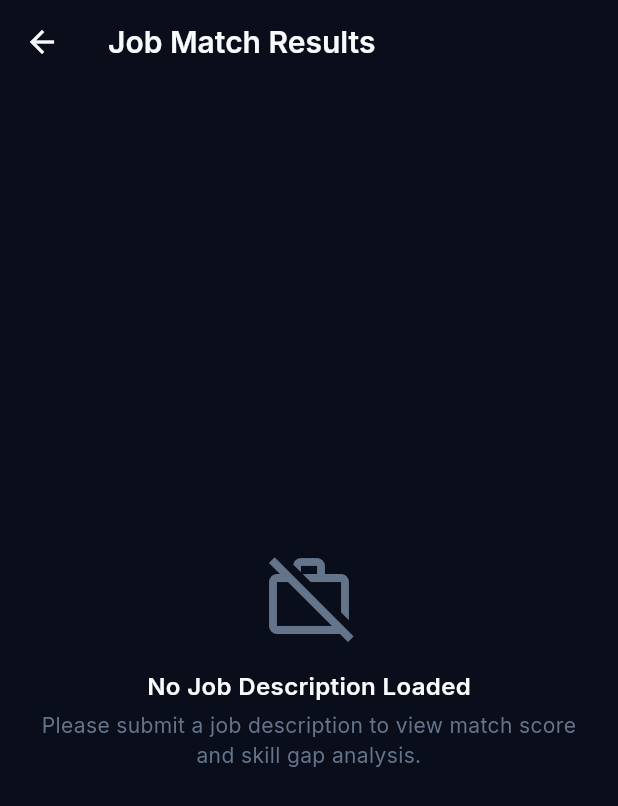
After one commit to VALIXIS/ResumeBrain, a Flutter app: the JobMatchResultsScreen screen opened directly, on a phone screen of 412 x 824 dp. The commit adds this screen. Shown: the top 806 px of the screen. Run offline on Flutter 3.47's test engine with Material 3 defaults, Android fonts, the phone set to English and light mode, and no system bars; our stand-ins replace flutter_riverpod, google_fonts, hive_flutter, pdf, printing, share_plus; accounts and stored records are empty.

Commit message:
feat(job_matching): implement production-ready JobMatchResultsScreen

```diff
--- a/lib/features/job_matching/presentation/job_description_input_screen.dart
+++ b/lib/features/job_matching/presentation/job_description_input_screen.dart
@@ -6,6 +6,8 @@ import '../../../core/theme/app_typography.dart';
 import '../../../core/widgets/custom_button.dart';
 import '../../../core/widgets/custom_text_field.dart';
 import '../controllers/job_matching_controller.dart';
+
+import 'job_match_results_screen.dart';
 
 class JobDescriptionInputScreen extends ConsumerStatefulWidget {
   final VoidCallback? onSuccess;
@@ -44,7 +46,15 @@ class _JobDescriptionInputScreenState extends ConsumerState<JobDescriptionInputS
 
       final state = ref.read(jobMatchingControllerProvider);
       if (state.error == null && mounted) {
-        widget.onSuccess?.call();
+        if (widget.onSuccess != null) {
+          widget.onSuccess!.call();
+        } else {
+          Navigator.of(context).push(
+            MaterialPageRoute(
+              builder: (_) => const JobMatchResultsScreen(),
+            ),
+          );
+        }
       }
     }
   }
--- /dev/null
+++ b/lib/features/job_matching/presentation/job_match_results_screen.dart
@@ -0,0 +1,352 @@
+import 'package:flutter/material.dart';
+import 'package:flutter_riverpod/flutter_riverpod.dart';
+import '../../../app/providers.dart';
+import '../../../core/theme/app_colors.dart';
+import '../../../core/theme/app_spacing.dart';
+import '../../../core/theme/app_typography.dart';
+import '../../../core/widgets/custom_card.dart';
+import '../../../data/models/resume_models.dart';
+import '../controllers/job_matching_controller.dart';
+import '../models/job_description.dart';
+import '../models/keyword_extraction_result.dart';
+import '../services/keyword_extractor_service.dart';
+
+/// Screen displaying the overall match score, matched technical skill chips,
+/// and missing keyword gaps for a target Job Description compared against a Resume.
+class JobMatchResultsScreen extends ConsumerWidget {
+  final JobDescription? jobDescription;
+  final Resume? resume;
+  final KeywordExtractionResult? initialResult;
+
+  const JobMatchResultsScreen({
+    super.key,
+    this.jobDescription,
+    this.resume,
+    this.initialResult,
+  });
+
+  Color _getScoreColor(double percentage) {
+    if (percentage >= 75.0) {
+      return AppColors.accentGreen;
+    } else if (percentage >= 50.0) {
+      return AppColors.accentOrange;
+    } else {
+      return AppColors.accentRed;
+    }
+  }
+
+  @override
+  Widget build(BuildContext context, WidgetRef ref) {
+    final controllerState = ref.watch(jobMatchingControllerProvider);
+    final activeJob = jobDescription ?? controllerState.currentJob;
+    final activeResume = resume ?? ref.watch(currentResumeProvider);
+
+    final KeywordExtractionResult result;
+    if (initialResult != null) {
+      result = initialResult!;
+    } else if (controllerState.extractionResult != null && jobDescription == null) {
+      result = controllerState.extractionResult!;
+    } else if (activeJob != null && activeJob.descriptionText.trim().isNotEmpty) {
+      final extractor = ref.watch(keywordExtractorServiceProvider);
+      result = extractor.extractAndCompare(
+        jobDescriptionText: activeJob.descriptionText,
+        resume: activeResume,
+      );
+    } else {
+      result = KeywordExtractionResult.empty();
+    }
+
+    final bool hasJob = activeJob != null && activeJob.descriptionText.trim().isNotEmpty;
+    final double score = result.overlapPercentage;
+    final Color scoreColor = _getScoreColor(score);
+
+    return Scaffold(
+      appBar: AppBar(
+        title: const Text('Job Match Results'),
+      ),
+      body: !hasJob
+          ? _buildEmptyJdState(context)
+          : SingleChildScrollView(
+              padding: AppSpacing.screenPadding,
+              child: Column(
+                crossAxisAlignment: CrossAxisAlignment.start,
+                children: [
+                  // Job Description Title Banner
+                  Text(
+                    activeJob.title.isNotEmpty ? activeJob.title : 'Target Job Description',
+                    style: AppTypography.titleLarge.copyWith(color: AppColors.textPrimary),
+                  ),
+                  const SizedBox(height: AppSpacing.xs),
+                  Text(
+                    'Technical skill overlap and keyword gap analysis against your resume.',
+                    style: AppTypography.bodyMedium.copyWith(color: AppColors.textMuted),
+                  ),
+                  const SizedBox(height: AppSpacing.lg),
+
+                  // Overall Match Score Card
+                  AppCard(
+                    child: Padding(
+                      padding: const EdgeInsets.all(AppSpacing.md),
+                      child: Column(
+                        children: [
+                          Row(
+                            mainAxisAlignment: MainAxisAlignment.spaceBetween,
+                            children: [
+                              Column(
+                                crossAxisAlignment: CrossAxisAlignment.start,
+                                children: [
+                                  Text(
+                                    'Overall Skill Match',
+                                    style: AppTypography.titleMedium.copyWith(
+                                      color: AppColors.textPrimary,
+                                      fontWeight: FontWeight.bold,
+                                    ),
+                                  ),
+                                  const SizedBox(height: AppSpacing.xs),
+                                  Text(
+                                    '${result.matchedSkills.length} of ${result.extractedJdSkills.length} JD skills matched',
+                                    style: AppTypography.bodySmall.copyWith(
+                                      color: AppColors.textMuted,
+                                    ),
+                                  ),
+                                ],
+                              ),
+                              // Percentage Badge
+                              Container(
+                                padding: const EdgeInsets.symmetric(
+                                  horizontal: AppSpacing.md,
+                                  vertical: AppSpacing.sm,
+                                ),
+                                decoration: BoxDecoration(
+                                  color: scoreColor.withValues(alpha: 0.15),
+                                  borderRadius: BorderRadius.circular(20),
+                                  border: Border.all(color: scoreColor),
+                                ),
+                                child: Text(
+                                  '${score.toStringAsFixed(0)}%',
+                                  style: AppTypography.titleLarge.copyWith(
+                                    color: scoreColor,
+                                    fontWeight: FontWeight.bold,
+                                  ),
+                                ),
+                              ),
+                            ],
+                          ),
+                          const SizedBox(height: AppSpacing.md),
+
+                          // Linear Progress Indicator
+                          ClipRRect(
+                            borderRadius: BorderRadius.circular(4),
+                            child: LinearProgressIndicator(
+                              value: result.extractedJdSkills.isEmpty
+                                  ? 0.0
+                                  : (score / 100.0).clamp(0.0, 1.0),
+                              minHeight: 10,
+                              backgroundColor: AppColors.surfaceLight,
+                              valueColor: AlwaysStoppedAnimation<Color>(scoreColor),
+                            ),
+                          ),
+                        ],
+                      ),
+                    ),
+                  ),
+
+                  const SizedBox(height: AppSpacing.xl),
+
+                  // Matched Skills Section
+                  Row(
+                    children: [
+                      const Icon(Icons.check_circle_outline, color: AppColors.accentGreen, size: 22),
+                      const SizedBox(width: AppSpacing.xs),
+                      Text(
+                        'Matched Skills (${result.matchedSkills.length})',
+                        style: AppTypography.titleMedium.copyWith(
+                          color: AppColors.textPrimary,
+                          fontWeight: FontWeight.bold,
+                        ),
+                      ),
+                    ],
+                  ),
+                  const SizedBox(height: AppSpacing.xs),
+                  Text(
+                    'Technical skills present in both the target job description and your resume.',
+                    style: AppTypography.bodySmall.copyWith(color: AppColors.textMuted),
+                  ),
+                  const SizedBox(height: AppSpacing.md),
+
+                  if (result.matchedSkills.isEmpty)
+                    Container(
+                      width: double.infinity,
+                      padding: const EdgeInsets.all(AppSpacing.md),
+                      decoration: BoxDecoration(
+                        color: AppColors.surfaceLight.withValues(alpha: 0.5),
+                        borderRadius: BorderRadius.circular(8),
+                        border: Border.all(color: AppColors.surfaceBorder),
+                      ),
+                      child: Row(
+                        children: [
+                          const Icon(Icons.info_outline, color: AppColors.textMuted, size: 20),
+                          const SizedBox(width: AppSpacing.sm),
+                          Expanded(
+                            child: Text(
+                              'No matching technical skills detected in your resume.',
+                              style: AppTypography.bodyMedium.copyWith(color: AppColors.textMuted),
+                            ),
+                          ),
+                        ],
+                      ),
+                    )
+                  else
+                    Wrap(
+                      spacing: AppSpacing.xs,
+                      runSpacing: AppSpacing.xs,
+                      children: result.matchedSkills.map((skill) {
+                        return Container(
+                          padding: const EdgeInsets.symmetric(
+                            horizontal: AppSpacing.sm,
+                            vertical: 6,
+                          ),
+                          decoration: BoxDecoration(
+                            color: AppColors.accentGreen.withValues(alpha: 0.1),
+                            borderRadius: BorderRadius.circular(16),
+                            border: Border.all(color: AppColors.accentGreen.withValues(alpha: 0.5)),
+                          ),
+                          child: Row(
+                            mainAxisSize: MainAxisSize.min,
+                            children: [
+                              const Icon(Icons.check, size: 14, color: AppColors.accentGreen),
+                              const SizedBox(width: 4),
+                              Flexible(
+                                child: Text(
+                                  skill,
+                                  style: AppTypography.bodySmall.copyWith(
+                                    color: AppColors.accentGreen,
+                                    fontWeight: FontWeight.w600,
+                                  ),
+                                ),
+                              ),
+                            ],
+                          ),
+                        );
+                      }).toList(),
+                    ),
+
+                  const SizedBox(height: AppSpacing.xl),
+
+                  // Missing Skills / Gap Section
+                  Row(
+                    children: [
+                      const Icon(Icons.warning_amber_rounded, color: AppColors.accentOrange, size: 22),
+                      const SizedBox(width: AppSpacing.xs),
+                      Text(
+                        'Missing Keywords Gap (${result.missingSkills.length})',
+                        style: AppTypography.titleMedium.copyWith(
+                          color: AppColors.textPrimary,
+                          fontWeight: FontWeight.bold,
+                        ),
+                      ),
+                    ],
+                  ),
+                  const SizedBox(height: AppSpacing.xs),
+                  Text(
+                    'Key technical skills mentioned in the job description that were not detected in your resume.',
+                    style: AppTypography.bodySmall.copyWith(color: AppColors.textMuted),
+                  ),
+                  const SizedBox(height: AppSpacing.md),
+
+                  if (result.missingSkills.isEmpty)
+                    Container(
+                      width: double.infinity,
+                      padding: const EdgeInsets.all(AppSpacing.md),
+                      decoration: BoxDecoration(
+                        color: AppColors.accentGreen.withValues(alpha: 0.1),
+                        borderRadius: BorderRadius.circular(8),
+                        border: Border.all(color: AppColors.accentGreen),
+                      ),
+                      child: Row(
+                        children: [
+                          const Icon(Icons.stars_rounded, color: AppColors.accentGreen, size: 22),
+                          const SizedBox(width: AppSpacing.sm),
+                          Expanded(
+                            child: Text(
+                              'No missing technical keywords detected! Your resume covers all extracted skills.',
+                              style: AppTypography.bodyMedium.copyWith(
+                                color: AppColors.textPrimary,
+                                fontWeight: FontWeight.w500,
+                              ),
+                            ),
+                          ),
+                        ],
+                      ),
+                    )
+                  else
+                    Wrap(
+                      spacing: AppSpacing.xs,
+                      runSpacing: AppSpacing.xs,
+                      children: result.missingSkills.map((skill) {
+                        return Container(
+                          padding: const EdgeInsets.symmetric(
+                            horizontal: AppSpacing.sm,
+                            vertical: 6,
+                          ),
+                          decoration: BoxDecoration(
+                            color: AppColors.accentOrange.withValues(alpha: 0.1),
+                            borderRadius: BorderRadius.circular(16),
+                            border: Border.all(color: AppColors.accentOrange.withValues(alpha: 0.5)),
+                          ),
+                          child: Row(
+                            mainAxisSize: MainAxisSize.min,
+                            children: [
+                              const Icon(Icons.add_circle_outline, size: 14, color: AppColors.accentOrange),
+                              const SizedBox(width: 4),
+                              Flexible(
+                                child: Text(
+                                  skill,
+                                  style: AppTypography.bodySmall.copyWith(
+                                    color: AppColors.accentOrange,
+                                    fontWeight: FontWeight.w600,
+                                  ),
+                                ),
+                              ),
+                            ],
+                          ),
+                        );
+                      }).toList(),
+                    ),
+
+                  const SizedBox(height: AppSpacing.xl),
+                ],
+              ),
+            ),
+    );
+  }
+
+  Widget _buildEmptyJdState(BuildContext context) {
+    return Center(
+      child: Padding(
+        padding: AppSpacing.screenPadding,
+        child: Column(
+          mainAxisAlignment: MainAxisAlignment.center,
+          children: [
+            const Icon(
+              Icons.work_off_outlined,
+              size: 64,
+              color: AppColors.textMuted,
+            ),
+            const SizedBox(height: AppSpacing.md),
+            Text(
+              'No Job Description Loaded',
+              style: AppTypography.titleMedium.copyWith(color: AppColors.textPrimary),
+            ),
+            const SizedBox(height: AppSpacing.xs),
+            Text(
+              'Please submit a job description to view match score and skill gap analysis.',
+              textAlign: TextAlign.center,
+              style: AppTypography.bodyMedium.copyWith(color: AppColors.textMuted),
+            ),
+          ],
+        ),
+      ),
+    );
+  }
+}
```
